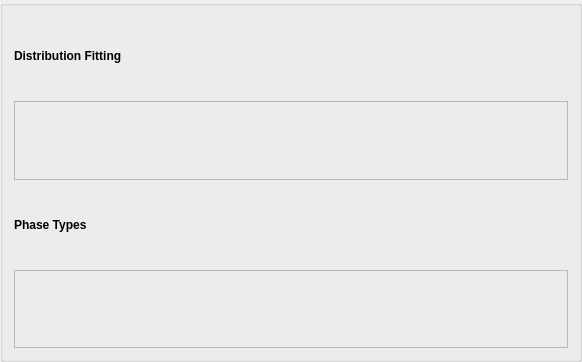
This is Source/FilterWidgets/DREAM3DLib/StatisticsFiltersWidgets/QGenerateEnsembleStatisticsWidget.ui in BlueQuartzSoftware/DREAM3D as Qt 5 draws it before an edit. The edited form follows.
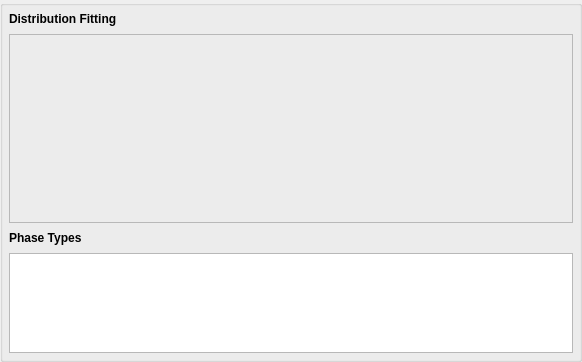
This is the edited form. Custom widgets are drawn as their Qt base class.

Commit message: Adding in Phase Type Selection to the new GenerateEnsembleStatistics filter. This needs some more work to figure out how to get the selections back to the filter.

Diff of the .ui file:
```diff
--- a/Source/FilterWidgets/DREAM3DLib/StatisticsFiltersWidgets/QGenerateEnsembleStatisticsWidget.ui
+++ b/Source/FilterWidgets/DREAM3DLib/StatisticsFiltersWidgets/QGenerateEnsembleStatisticsWidget.ui
@@ -11,6 +11,12 @@
    </rect>
   </property>
   <layout class="QVBoxLayout" name="verticalLayout">
+   <property name="spacing">
+    <number>8</number>
+   </property>
+   <property name="margin">
+    <number>6</number>
+   </property>
    <item>
     <widget class="QLabel" name="label">
      <property name="styleSheet">
@@ -26,6 +32,12 @@
    </item>
    <item>
     <widget class="QFrame" name="distributionTypeFrame">
+     <property name="sizePolicy">
+      <sizepolicy hsizetype="Preferred" vsizetype="Expanding">
+       <horstretch>0</horstretch>
+       <verstretch>0</verstretch>
+      </sizepolicy>
+     </property>
      <property name="frameShape">
       <enum>QFrame::StyledPanel</enum>
      </property>
@@ -46,11 +58,31 @@
     </widget>
    </item>
    <item>
-    <widget class="QFrame" name="phaseTypeFrame">
-     <property name="frameShape">
-      <enum>QFrame::StyledPanel</enum>
+    <widget class="QListWidget" name="phaseTypeList">
+     <property name="sizePolicy">
+      <sizepolicy hsizetype="Preferred" vsizetype="Preferred">
+       <horstretch>0</horstretch>
+       <verstretch>0</verstretch>
+      </sizepolicy>
      </property>
-     <layout class="QVBoxLayout" name="phaseTypeLayout"/>
+     <property name="minimumSize">
+      <size>
+       <width>0</width>
+       <height>100</height>
+      </size>
+     </property>
+     <property name="maximumSize">
+      <size>
+       <width>16777215</width>
+       <height>100</height>
+      </size>
+     </property>
+     <property name="editTriggers">
+      <set>QAbstractItemView::AllEditTriggers</set>
+     </property>
+     <property name="alternatingRowColors">
+      <bool>true</bool>
+     </property>
     </widget>
    </item>
   </layout>
```
The commit also changes 2 other files.
